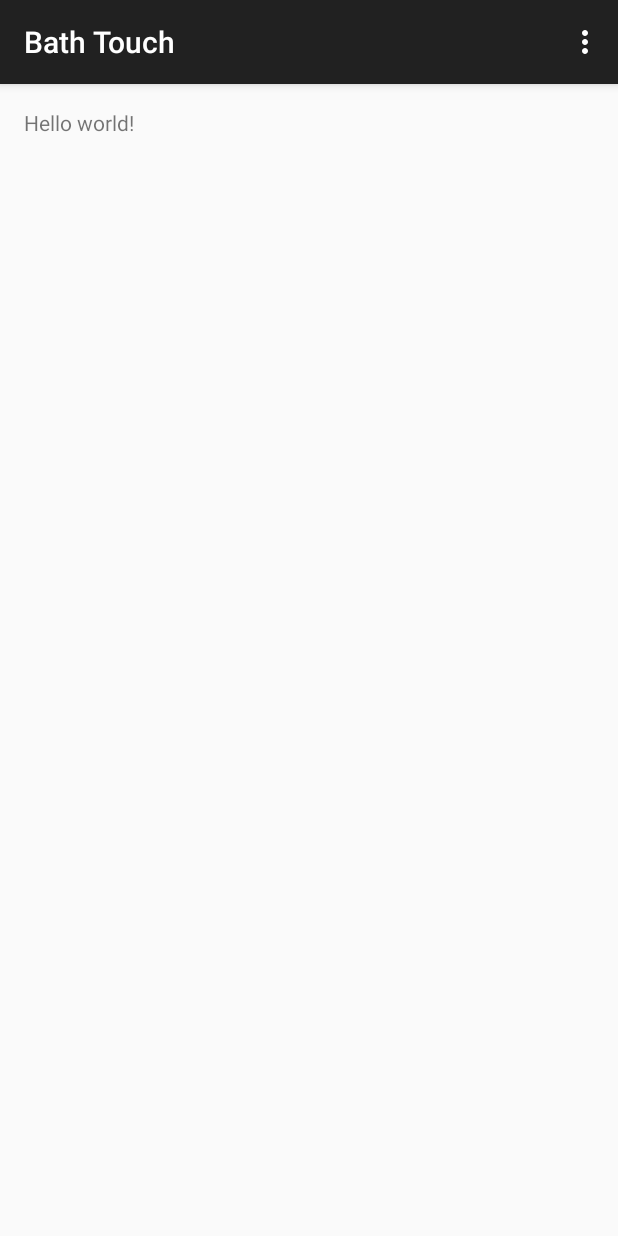
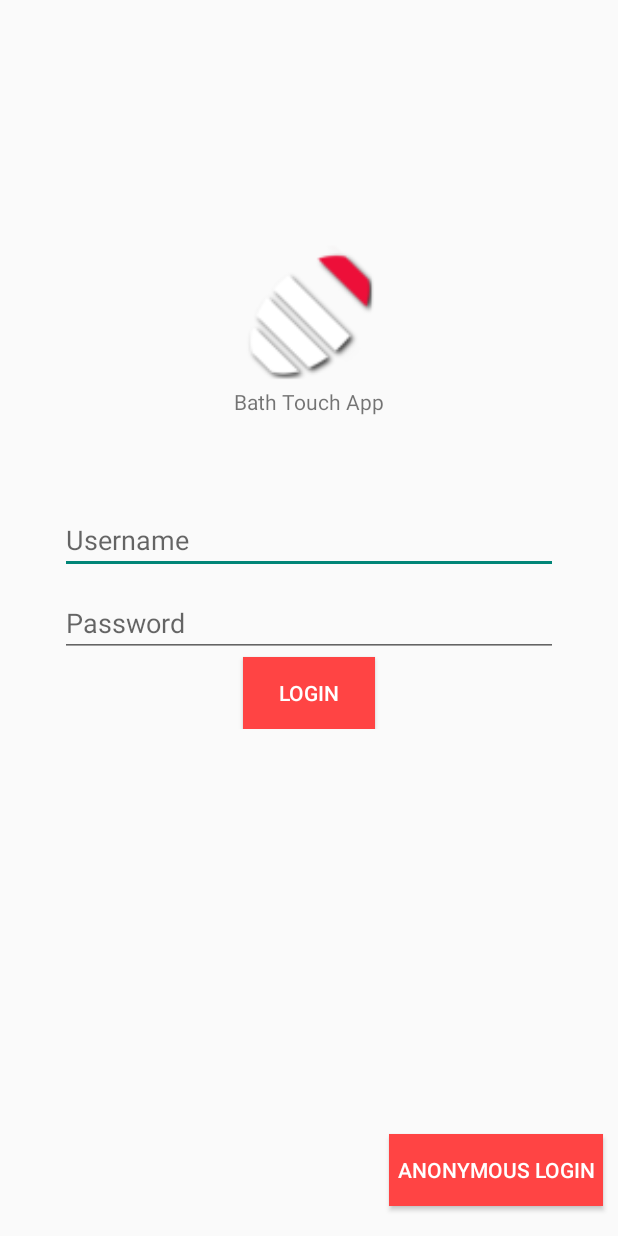
Before and after one commit to georgepaw/BusinessIncAndroid, an Android app: the screen it shows after launch (MainActivity), on a phone screen of 412 x 824 dp. Run offline under Robolectric (Android 15) with nearby library versions, the phone set to English and light mode, and no system bars.

Commit message:
added login.xml, this is the first activity

```diff
--- a/Bath Touch/app/src/main/java/company/businessinc/bathtouch/MainActivity.java
+++ b/Bath Touch/app/src/main/java/company/businessinc/bathtouch/MainActivity.java
@@ -11,7 +11,7 @@ public class MainActivity extends ActionBarActivity {
     @Override
     protected void onCreate(Bundle savedInstanceState) {
         super.onCreate(savedInstanceState);
-        setContentView(R.layout.activity_main);
+        setContentView(R.layout.login);
     }
 
 
--- /dev/null
+++ b/Bath Touch/app/src/main/res/layout/login.xml
@@ -0,0 +1,73 @@
+<?xml version="1.0" encoding="utf-8"?>
+<RelativeLayout xmlns:android="http://schemas.android.com/apk/res/android"
+
+
+    android:orientation="vertical" android:layout_width="match_parent"
+    android:layout_height="match_parent">
+    <LinearLayout
+        android:orientation="vertical"
+        android:layout_width="wrap_content"
+        android:layout_height="wrap_content"
+        android:layout_centerHorizontal="true"
+        android:layout_above="@+id/login_boxes"
+        android:weightSum="1"
+        android:layout_marginBottom="60dp">
+
+        <ImageView
+            android:src="@drawable/ic_launcher"
+            android:layout_width="100dp"
+            android:layout_height="100dp"/>
+
+        <TextView
+            android:layout_width="wrap_content"
+            android:layout_height="wrap_content"
+            android:text="Bath Touch App"
+            />
+        </LinearLayout>
+
+
+    <LinearLayout
+        android:id="@+id/login_boxes"
+        android:orientation="vertical"
+        android:layout_width="match_parent"
+        android:layout_height="wrap_content"
+        android:layout_marginLeft="40dp"
+        android:layout_marginRight="40dp"
+        android:layout_centerInParent="true">
+
+        <EditText
+            android:layout_width="match_parent"
+            android:layout_height="wrap_content"
+            android:hint="@string/login_usernameHint"
+            android:inputType="textNoSuggestions"
+            android:layout_marginBottom="10dp"/>
+
+
+        <EditText
+            android:layout_width="match_parent"
+            android:layout_height="wrap_content"
+            android:hint="@string/login_passwordHint"
+            android:inputType="textPassword" />
+
+        <Button
+            style="@style/ButtonStyle"
+            android:layout_width="wrap_content"
+            android:layout_height="wrap_content"
+            android:layout_gravity="center"
+            android:text="Login"/>
+
+    </LinearLayout>
+
+    <Button
+        style="@style/ButtonStyle"
+        android:id="@+id/button_anonymousLogin"
+        android:layout_width="wrap_content"
+        android:layout_height="wrap_content"
+        android:text="Anonymous Login"
+        android:layout_alignParentBottom="true"
+        android:layout_alignParentRight="true"
+        android:layout_marginBottom="20dp"
+        android:layout_marginRight="10dp"
+        android:padding="5dp"
+        />
+</RelativeLayout>
--- a/Bath Touch/app/src/main/res/values/strings.xml
+++ b/Bath Touch/app/src/main/res/values/strings.xml
@@ -4,5 +4,7 @@
     <string name="app_name">Bath Touch</string>
     <string name="hello_world">Hello world!</string>
     <string name="action_settings">Settings</string>
+    <string name="login_usernameHint">Username</string>
+    <string name="login_passwordHint">Password</string>
 
 </resources>
--- a/Bath Touch/app/src/main/res/values/styles.xml
+++ b/Bath Touch/app/src/main/res/values/styles.xml
@@ -1,8 +1,13 @@
 <resources>
 
     <!-- Base application theme. -->
-    <style name="AppTheme" parent="Theme.AppCompat.Light.DarkActionBar">
+    <style name="AppTheme" parent="Theme.AppCompat.Light.NoActionBar">
         <!-- Customize your theme here. -->
     </style>
 
+    <style name="ButtonStyle">
+        <item name="android:background">@color/red</item>
+        <item name="android:textColor">@color/white</item>
+    </style>
+
 </resources>
```
Also changed, not shown: Bath Touch/app/src/main/res/layout/test.xml (added, +38 -0 lines), Bath Touch/app/src/main/res/values/colors.xml (added, +29 -0 lines), Bath Touch/app/src/main/ic_launcher-web.png (added), Bath Touch/app/src/main/res/drawable-hdpi/ic_launcher.png, Bath Touch/app/src/main/res/drawable-mdpi/ic_launcher.png, Bath Touch/app/src/main/res/drawable-xhdpi/ic_launcher.png, Bath Touch/app/src/main/res/drawable-xxhdpi/ic_launcher.png.
